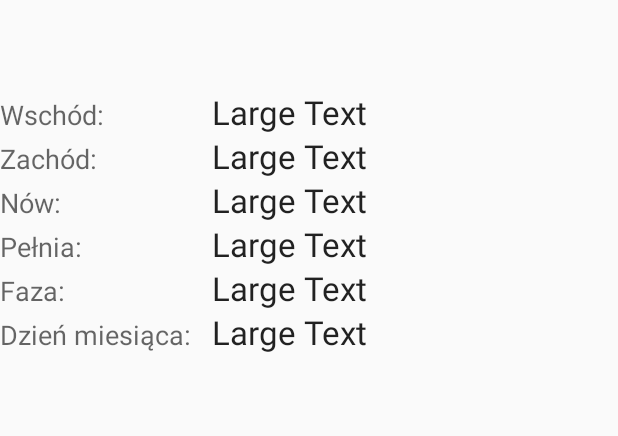
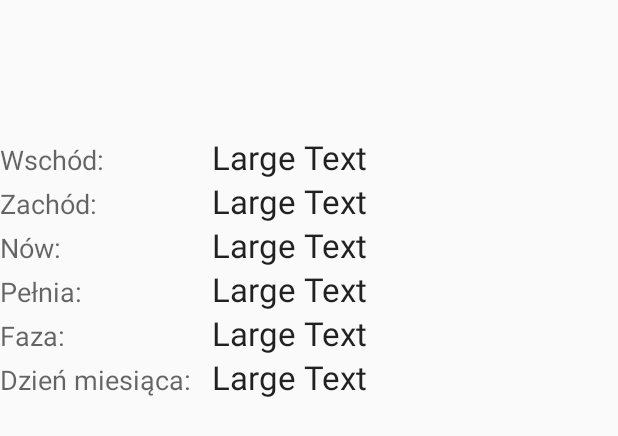
Before and after one commit to dominikus1993/AstroWeather, an Android app: the layout fragment_moon.xml on its own in the app's theme, with its tools: preview values and no code run, on a phone screen of 412 x 824 dp. Shown: the top 436 px of the screen. Run offline under Robolectric (Android 15) with nearby library versions, the phone set to English and light mode, and no system bars.

Commit message:
add moon fragment

```diff
--- a/app/src/main/res/layout/fragment_moon.xml
+++ b/app/src/main/res/layout/fragment_moon.xml
@@ -2,8 +2,7 @@
     xmlns:tools="http://schemas.android.com/tools"
     android:layout_width="match_parent"
     android:layout_height="match_parent"
-    tools:context="com.example.domin_000.astrocalculator.MoonFragment"
-    android:layout_marginTop="60dp">
+    tools:context="com.example.domin_000.astrocalculator.MoonFragment">
 
 
     <LinearLayout
@@ -11,7 +10,8 @@
         android:layout_width="fill_parent"
         android:layout_height="fill_parent"
         android:layout_alignParentTop="true"
-        android:layout_alignParentStart="true">
+        android:layout_alignParentStart="true"
+        android:layout_marginTop="90dp">
 
         <TableLayout
             android:layout_width="match_parent"
```
